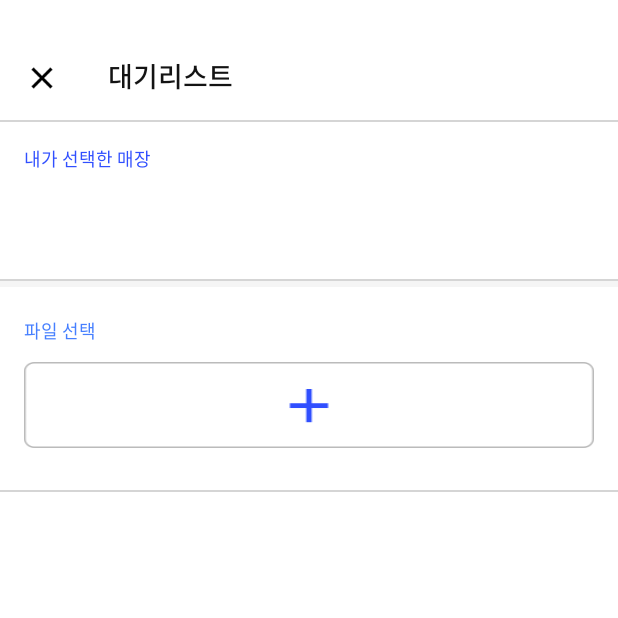
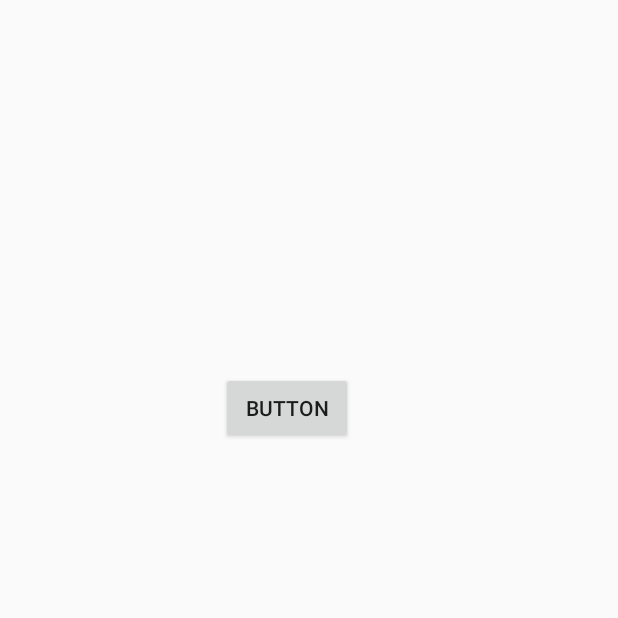
Before and after one commit to Booster-developer/Booster-ANDROID, an Android app: the screen it shows after launch (FileStorageActivity before the commit, SelectStoreActivity after it), after a tap on "대기하기", on a phone screen of 412 x 824 dp, the top half of it. Run offline under Robolectric (Android 15) with nearby library versions, the phone set to English and light mode, and no system bars; libraries missing offline, so code that uses them is left out: com.gun0912.tedpermission; network calls fail; 2 statements that could not run were skipped.

Commit message:
[매장리스트 대기리스트]연결중

```diff
--- a/app/build.gradle
+++ b/app/build.gradle
@@ -128,4 +128,9 @@ dependencies {
     //네이버 지도 api
     implementation("com.naver.maps:map-sdk:3.8.0")
 
+
+    //lifecycle
+    implementation "androidx.lifecycle:lifecycle-runtime-ktx:2.2.0-alpha01"
+    implementation "androidx.lifecycle:lifecycle-viewmodel-ktx:2.1.0-beta01"
+
 }
--- a/app/src/main/AndroidManifest.xml
+++ b/app/src/main/AndroidManifest.xml
@@ -9,6 +9,7 @@
 
     <application
         android:requestLegacyExternalStorage="true"
+        android:networkSecurityConfig="@xml/network_security_config"
         android:allowBackup="true"
         android:icon="@mipmap/ic_launcher"
         android:label="@string/app_name"
@@ -16,7 +17,7 @@
         android:supportsRtl="true"
         android:theme="@style/AppTheme">
 
-        <activity android:name=".ui.FileStorageActivity"></activity>
+        <activity android:name=".ui.fileStorage.FileStorageActivity"></activity>
 
         <activity android:name=".ui.storeDetail.MapActivity"></activity>
 
@@ -32,6 +33,7 @@
                 <category android:name="android.intent.category.LAUNCHER" />
             </intent-filter>
         </activity>
+        <activity android:name=".ui.selectStore.SelectStoreActivity" />
 
         <meta-data
             android:name="com.naver.maps.map.CLIENT_ID"
--- a/app/src/main/java/com/example/booster/data/remote/network/BoosterService.kt
+++ b/app/src/main/java/com/example/booster/data/remote/network/BoosterService.kt
@@ -1,10 +1,11 @@
 package com.example.booster.data.remote.network
 
+import com.example.booster.data.datasource.model.ApiWrapper
 import com.example.booster.data.datasource.model.StoreDetailData
+import com.example.booster.data.datasource.model.University
 import io.reactivex.Observable
-import retrofit2.http.GET
-import retrofit2.http.Path
-import retrofit2.http.Query
+import retrofit2.http.*
+import java.io.File
 
 interface BoosterService {
 
@@ -12,4 +13,14 @@ interface BoosterService {
     fun getStoreDetail(
         @Path("store_idx") storeIdx: Int
     ): Observable<StoreDetailData>
+
+    @GET("stores/university")
+    suspend fun getUniversities(): ApiWrapper<List<University>>
+
+    @POST("address")
+    suspend fun uploadFiles(
+        @Header("token") token: String,
+        @Part("order_comment") orderComment: String,
+        @Part fileList: List<File>
+    ): ApiWrapper<String?>
 }
--- /dev/null
+++ b/app/src/main/java/com/example/booster/ui/CustomDialog.kt
@@ -0,0 +1,17 @@
+package com.example.booster.ui
+
+import android.app.Dialog
+import android.content.Context
+import android.os.Bundle
+import com.example.booster.R
+
+class CustomDialog(context: Context) : Dialog(context){
+
+    override fun onCreate(savedInstanceState: Bundle?) {
+        super.onCreate(savedInstanceState)
+
+        setCanceledOnTouchOutside(false)
+        setContentView(R.layout.dialog_item_view)
+
+    }
+}
--- a/app/src/main/java/com/example/booster/ui/MainActivity.kt
+++ b/app/src/main/java/com/example/booster/ui/MainActivity.kt
@@ -4,22 +4,52 @@ import android.Manifest
 import android.content.Intent
 import androidx.appcompat.app.AppCompatActivity
 import android.os.Bundle
+import android.util.Log
 import android.widget.Toast
+import androidx.lifecycle.lifecycleScope
 import com.example.booster.R
+import com.example.booster.data.remote.network.BoosterServiceImpl
 import com.example.booster.ui.bottomtap.BottomTabActivity
 import com.example.booster.ui.orderCondition.OrderConditionActivity
-import com.example.booster.ui.storeDetail.MapActivity
 import com.example.booster.ui.storeList.StoreListActivity
 import com.example.booster.ui.storeDetail.StoreDetailActivity
+import com.example.booster.ui.selectStore.SelectStoreActivity
 import com.gun0912.tedpermission.PermissionListener
 import com.gun0912.tedpermission.TedPermission
 import kotlinx.android.synthetic.main.activity_main.*
+import kotlinx.coroutines.Dispatchers.IO
+import kotlinx.coroutines.launch
 
 class MainActivity : AppCompatActivity() {
+
+    private fun getUniversities(){
+        //PdfRenderer
+
+        CustomDialog(this).show()
+
+        //  CoroutineScope(IO).launch {
+      lifecycleScope.launch(IO) {
+            val a = BoosterServiceImpl.service.getUniversities()
+            if (a.status == 200) {
+                Log.d("TEST", a.data.toString())
+//                withContext(Main) {
+//                    val textView = TextView(this@MainActivity)
+//                    textView.text = "asdfasfd"
+//                    setContentView(textView)
+//                }
+            }
+      }
+
+
+
+
+    }
 
     override fun onCreate(savedInstanceState: Bundle?) {
         super.onCreate(savedInstanceState)
         setContentView(R.layout.activity_main)
+
+        getUniversities()
 
         TedPermission.with(this)
             .setPermissionListener(permissionlistener)
@@ -28,6 +58,8 @@ class MainActivity : AppCompatActivity() {
             .check();
 
         act_main_btn_store.setOnClickListener {
+            //applicationContext.resources.getString(R.string.hello_blank_fragment)
+
             val intent = Intent(this@MainActivity, StoreListActivity::class.java)
             startActivity(intent)
         }
@@ -48,7 +80,8 @@ class MainActivity : AppCompatActivity() {
         }
 
         btn_storage.setOnClickListener {
-            val intent = Intent(this, FileStorageActivity::class.java)
+            //val intent = Intent(this, FileStorageActivity::class.java)
+            val intent = Intent(this, SelectStoreActivity::class.java)
             startActivity(intent)
         }
 
--- /dev/null
+++ b/app/src/main/java/com/example/booster/ui/selectStore/SelectStoreActivity.kt
@@ -0,0 +1,29 @@
+package com.example.booster.ui.selectStore
+
+import android.app.Activity
+import android.content.Intent
+import android.os.Bundle
+import androidx.appcompat.app.AppCompatActivity
+import com.example.booster.R
+import com.example.booster.ui.fileStorage.FileStorageActivity
+import kotlinx.android.synthetic.main.activity_select_store.*
+
+class SelectStoreActivity: AppCompatActivity(){
+    override fun onCreate(savedInstanceState: Bundle?) {
+        super.onCreate(savedInstanceState)
+        setContentView(R.layout.activity_select_store)
+        button.setOnClickListener {
+            val intent = Intent(this, FileStorageActivity::class.java)
+            startActivityForResult(intent, 1000)
+        }
+    }
+
+    override fun onActivityResult(requestCode: Int, resultCode: Int, data: Intent?) {
+        super.onActivityResult(requestCode, resultCode, data)
+        if(resultCode== Activity.RESULT_OK){
+            if(requestCode == 1000){
+                finish()
+            }
+        }
+    }
+}
--- a/app/src/main/res/layout/activity_file_storage.xml
+++ b/app/src/main/res/layout/activity_file_storage.xml
@@ -5,7 +5,7 @@
     android:layout_width="match_parent"
     android:layout_height="match_parent"
     android:orientation="vertical"
-    tools:context=".ui.FileStorageActivity"
+    tools:context=".ui.fileStorage.FileStorageActivity"
     android:background="@color/white">
 
     <androidx.constraintlayout.widget.ConstraintLayout
--- /dev/null
+++ b/app/src/main/res/layout/activity_select_store.xml
@@ -0,0 +1,17 @@
+<?xml version="1.0" encoding="utf-8"?>
+<androidx.constraintlayout.widget.ConstraintLayout xmlns:android="http://schemas.android.com/apk/res/android"
+    xmlns:app="http://schemas.android.com/apk/res-auto"
+    xmlns:tools="http://schemas.android.com/tools"
+    android:layout_width="match_parent"
+    android:layout_height="match_parent">
+
+    <Button
+        android:id="@+id/button"
+        android:layout_width="wrap_content"
+        android:layout_height="wrap_content"
+        android:layout_marginStart="147dp"
+        android:layout_marginTop="248dp"
+        android:text="Button"
+        app:layout_constraintStart_toStartOf="parent"
+        app:layout_constraintTop_toTopOf="parent" />
+</androidx.constraintlayout.widget.ConstraintLayout>
--- /dev/null
+++ b/app/src/main/res/xml/network_security_config.xml
@@ -0,0 +1,6 @@
+<?xml version="1.0" encoding="utf-8"?>
+<network-security-config>
+    <domain-config cleartextTrafficPermitted="true">
+        <domain includeSubdomains="true">52.79.218.88</domain>
+    </domain-config>
+</network-security-config>
```
Also changed, not shown: app/src/main/java/com/example/booster/data/datasource/model/StoreDetailData.kt (+8 -0 lines), app/src/main/java/com/example/booster/data/datasource/model/University.kt (added, +8 -0 lines), app/src/main/java/com/example/booster/ui/fileStorage/FileStorageActivity.kt (renamed from app/src/main/java/com/example/booster/ui/FileStorageActivity.kt, +6 -13 lines), app/src/main/res/layout/dialog_item_view.xml (+26 -24 lines).
